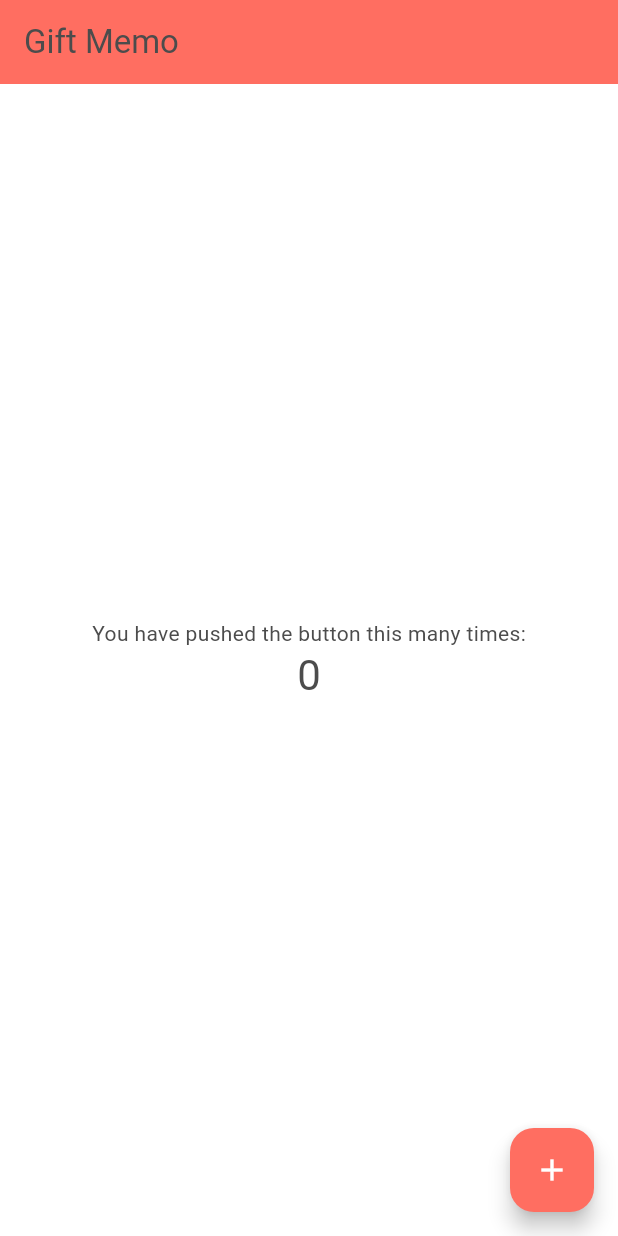
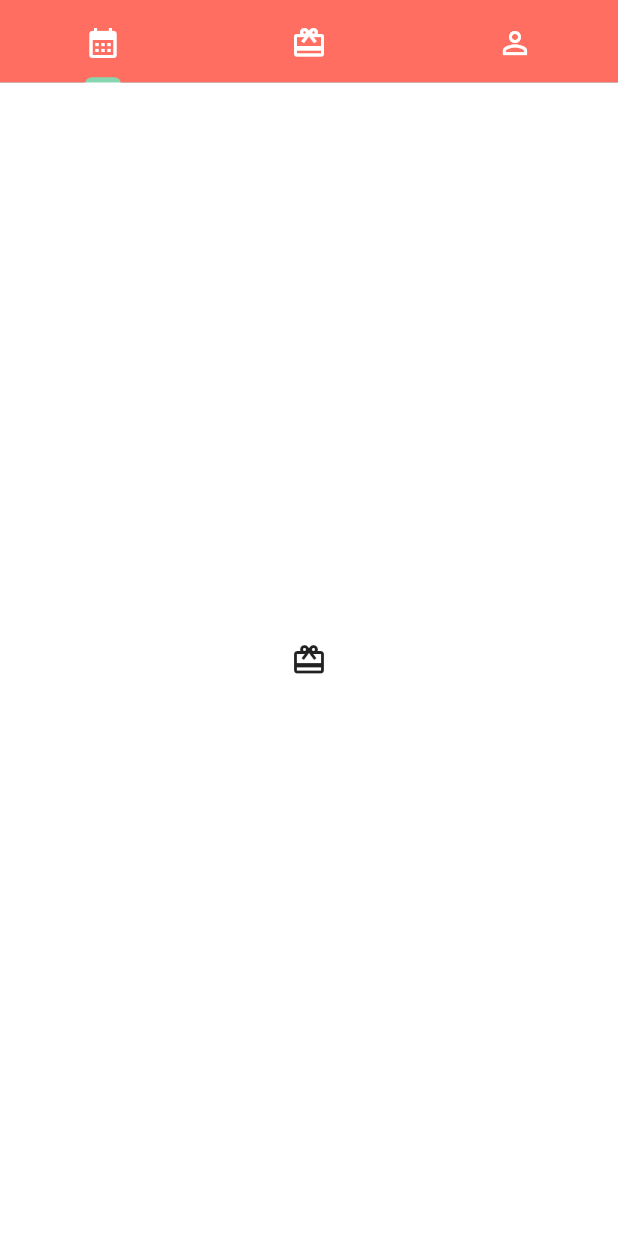
Before and after one commit to nommmy/gift_memo, a Flutter app: the screen it shows after launch, on a phone screen of 412 x 824 dp. Run offline on Flutter 3.47's test engine with Material 3 defaults, Android fonts, the phone set to English and light mode, and no system bars; our stand-ins replace freezed_annotation.

Commit message:
tab_app_barの追加

```diff
--- /dev/null
+++ b/lib/components/home/tabbed_app_bar.dart
@@ -0,0 +1,27 @@
+import 'package:flutter/material.dart';
+
+const icons = [Icons.calendar_month, Icons.redeem, Icons.person_outline];
+
+class TabbedAppBar extends StatelessWidget implements PreferredSizeWidget {
+  const TabbedAppBar({super.key});
+
+  @override
+  Widget build(BuildContext context) {
+    return AppBar(
+      backgroundColor: Theme.of(context).colorScheme.primaryContainer,
+      bottom: TabBar(
+        tabs: icons
+            .map((icon) => Tab(icon: Icon(icon, color: Theme.of(context).colorScheme.onPrimary)))
+            .toList(),
+        indicatorColor: Theme.of(context).colorScheme.secondary,
+        indicatorWeight: 4.5,
+      ),
+      shape: const Border(
+        bottom: BorderSide(color: Colors.white),
+      ),
+    );
+  }
+
+  @override
+  Size get preferredSize => const Size.fromHeight(kToolbarHeight);
+}
--- a/lib/main.dart
+++ b/lib/main.dart
@@ -1,5 +1,6 @@
 import 'package:flutter/material.dart';
 import 'constant/colors.dart';
+import 'components/home/tabbed_app_bar.dart';
 
 void main() {
   runApp(const MyApp());
@@ -28,40 +29,20 @@ class MyHomePage extends StatefulWidget {
 }
 
 class _MyHomePageState extends State<MyHomePage> {
-  int _counter = 0;
-
-  void _incrementCounter() {
-    setState(() {
-      _counter++;
-    });
-  }
 
   @override
   Widget build(BuildContext context) {
-    return Scaffold(
-      appBar: AppBar(
-        backgroundColor: Theme.of(context).colorScheme.primaryContainer,
-        title: Text(widget.title),
-      ),
-      body: Center(
-        child: Column(
-          mainAxisAlignment: MainAxisAlignment.center,
-          children: <Widget>[
-            const Text(
-              'You have pushed the button this many times:',
-            ),
-            Text(
-              '$_counter',
-              style: Theme.of(context).textTheme.headlineMedium,
-            ),
-          ],
-        ),
-      ),
-      floatingActionButton: FloatingActionButton(
-        onPressed: _incrementCounter,
-        tooltip: 'Increment',
-        child: const Icon(Icons.add),
-      ), // This trailing comma makes auto-formatting nicer for build methods.
-    );
+    return const DefaultTabController(
+        length: 3,
+        child: Scaffold(
+          appBar: TabbedAppBar(),
+          body: TabBarView(
+            children: [
+              Center(child: Icon(Icons.redeem)),
+              Center(child: Icon(Icons.redeem)),
+              Center(child: Icon(Icons.person_outline)),
+            ],
+          ),
+        ));
   }
 }
```
